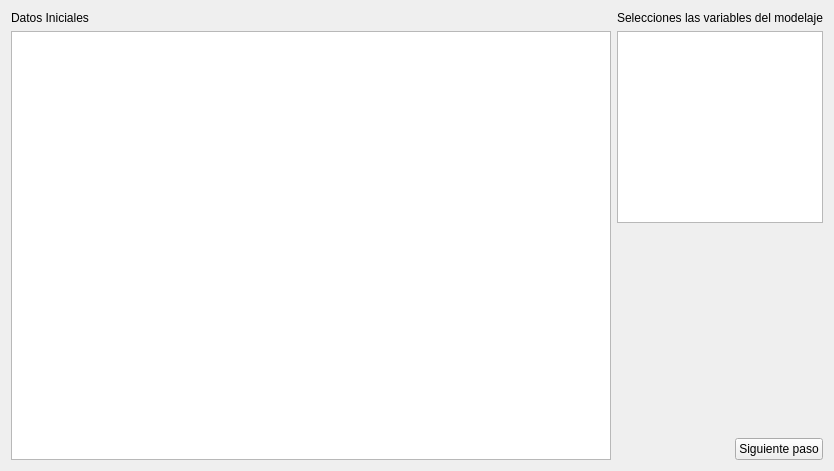
Old version of the form view/ui/tab_data_filter.ui in the repository vasha54/apm.
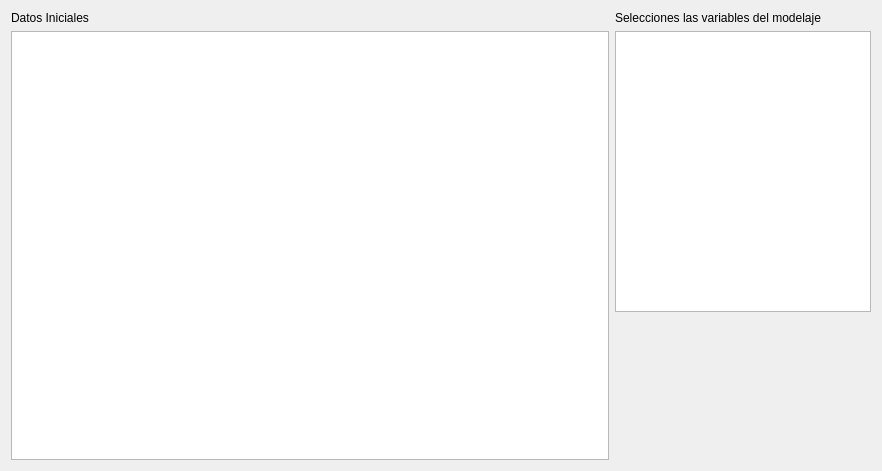
New version of the form.

The edit to the form file:
```diff
--- a/view/ui/tab_data_filter.ui
+++ b/view/ui/tab_data_filter.ui
@@ -6,20 +6,23 @@
    <rect>
     <x>0</x>
     <y>0</y>
-    <width>696</width>
+    <width>882</width>
     <height>471</height>
    </rect>
   </property>
   <property name="windowTitle">
    <string>Form</string>
   </property>
-  <layout class="QGridLayout" name="gridLayout">
-   <item row="0" column="0">
+  <layout class="QHBoxLayout" name="horizontalLayout">
+   <item>
     <layout class="QVBoxLayout" name="verticalLayout">
+     <property name="sizeConstraint">
+      <enum>QLayout::SetMinimumSize</enum>
+     </property>
      <item>
       <widget class="QLabel" name="label">
        <property name="sizePolicy">
-        <sizepolicy hsizetype="Expanding" vsizetype="Preferred">
+        <sizepolicy hsizetype="MinimumExpanding" vsizetype="Fixed">
          <horstretch>0</horstretch>
          <verstretch>0</verstretch>
         </sizepolicy>
@@ -31,9 +34,15 @@
      </item>
      <item>
       <widget class="QTableView" name="tableViewDataFrame">
+       <property name="sizePolicy">
+        <sizepolicy hsizetype="MinimumExpanding" vsizetype="Expanding">
+         <horstretch>0</horstretch>
+         <verstretch>0</verstretch>
+        </sizepolicy>
+       </property>
        <property name="minimumSize">
         <size>
-         <width>600</width>
+         <width>0</width>
          <height>0</height>
         </size>
        </property>
@@ -41,17 +50,20 @@
      </item>
     </layout>
    </item>
-   <item row="0" column="1">
+   <item>
     <layout class="QVBoxLayout" name="verticalLayout_3">
+     <property name="sizeConstraint">
+      <enum>QLayout::SetMinimumSize</enum>
+     </property>
      <item>
       <layout class="QVBoxLayout" name="verticalLayout_2">
        <property name="sizeConstraint">
-        <enum>QLayout::SetMaximumSize</enum>
+        <enum>QLayout::SetFixedSize</enum>
        </property>
        <item>
         <widget class="QLabel" name="label_2">
          <property name="sizePolicy">
-          <sizepolicy hsizetype="Expanding" vsizetype="Preferred">
+          <sizepolicy hsizetype="Maximum" vsizetype="Maximum">
            <horstretch>0</horstretch>
            <verstretch>0</verstretch>
           </sizepolicy>
@@ -62,7 +74,26 @@
         </widget>
        </item>
        <item>
-        <widget class="QListView" name="listViewVariable"/>
+        <widget class="QListView" name="listViewVariable">
+         <property name="sizePolicy">
+          <sizepolicy hsizetype="Maximum" vsizetype="Minimum">
+           <horstretch>0</horstretch>
+           <verstretch>0</verstretch>
+          </sizepolicy>
+         </property>
+         <property name="minimumSize">
+          <size>
+           <width>250</width>
+           <height>0</height>
+          </size>
+         </property>
+         <property name="maximumSize">
+          <size>
+           <width>16777215</width>
+           <height>16777215</height>
+          </size>
+         </property>
+        </widget>
        </item>
       </layout>
      </item>
@@ -71,6 +102,9 @@
        <property name="orientation">
         <enum>Qt::Vertical</enum>
        </property>
+       <property name="sizeType">
+        <enum>QSizePolicy::Minimum</enum>
+       </property>
        <property name="sizeHint" stdset="0">
         <size>
          <width>20</width>
@@ -79,30 +113,6 @@
        </property>
       </spacer>
      </item>
-     <item>
-      <layout class="QHBoxLayout" name="horizontalLayout">
-       <item>
-        <spacer name="horizontalSpacer">
-         <property name="orientation">
-          <enum>Qt::Horizontal</enum>
-         </property>
-         <property name="sizeHint" stdset="0">
-          <size>
-           <width>128</width>
-           <height>20</height>
-          </size>
-         </property>
-        </spacer>
-       </item>
-       <item>
-        <widget class="QPushButton" name="pushButtonNext">
-         <property name="text">
-          <string>Siguiente paso</string>
-         </property>
-        </widget>
-       </item>
-      </layout>
-     </item>
     </layout>
    </item>
   </layout>
```
